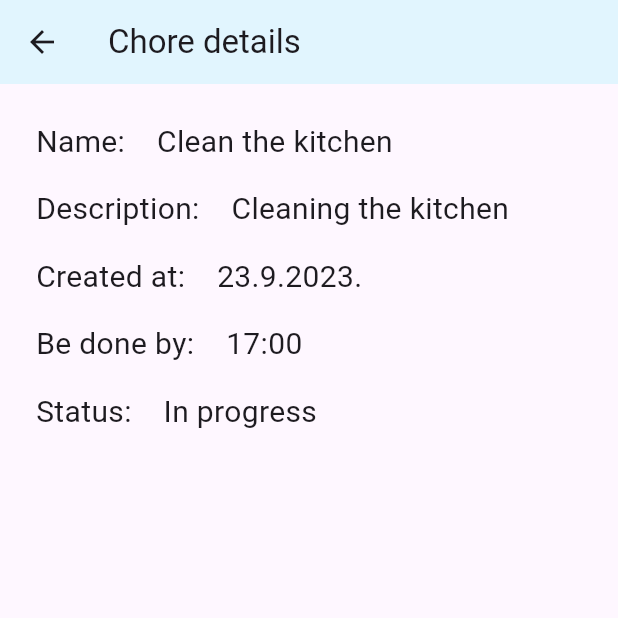
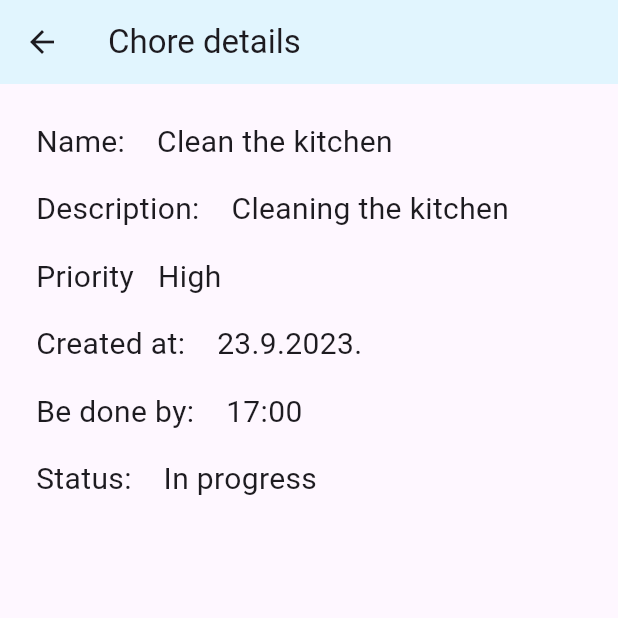
Before and after one commit to dominikdoric/house-work-app, a Flutter app: the screen it shows after launch, after a tap on "Clean the kitchen", on a phone screen of 412 x 824 dp, the top half of it. Run offline on Flutter 3.47's test engine with Material 2 defaults, Android fonts, the phone set to English and light mode, and no system bars; our stand-ins replace cloud_firestore, firebase_auth, firebase_core, flutter_bloc, freezed_annotation, get_it and 1 more; accounts and stored records are empty.

Commit message:
Added priority property to chore object

```diff
--- a/house_work_app/lib/betaServer/entities/choreMock/chore_mock.dart
+++ b/house_work_app/lib/betaServer/entities/choreMock/chore_mock.dart
@@ -4,6 +4,7 @@ class ChoreMock {
   final int id;
   final String name;
   final String description;
+  final String priority;
   final String createdAt;
   final String beDoneBy;
   final String status;
@@ -12,6 +13,7 @@ class ChoreMock {
     required this.id,
     required this.name,
     required this.description,
+    required this.priority,
     required this.createdAt,
     required this.beDoneBy,
     required this.status,
@@ -19,6 +21,7 @@ class ChoreMock {
 
   String get getName => name;
   String get getDescription => description;
+  String get getPriority => priority;
   String get getCreatedAt => createdAt;
   String get getBeDoneBy => beDoneBy;
   String get getStatus => status;
@@ -29,6 +32,7 @@ class ChoreMock {
         'Id: $id, '
         'Name: $name, '
         'Description: $description, '
+        'Priority: $priority, '
         'Created at: $createdAt, '
         'Be done by: $beDoneBy, '
         'Status: $status, ',
--- a/house_work_app/lib/betaServer/entities/choreMock/chore_mock_dummy_data.dart
+++ b/house_work_app/lib/betaServer/entities/choreMock/chore_mock_dummy_data.dart
@@ -4,6 +4,7 @@ final cleanTheKitchen = ChoreMock(
   id: 1,
   name: 'Clean the kitchen',
   description: 'Cleaning the kitchen',
+  priority: 'High',
   createdAt: '23.9.2023.',
   beDoneBy: '17:00',
   status: 'In progress',
@@ -13,6 +14,7 @@ final vacuumTheLivingRoom = ChoreMock(
   id: 2,
   name: 'Vacuum the living room',
   description: 'Vacuum the living room',
+  priority: 'Medium',
   createdAt: '23.9.2023.',
   beDoneBy: '17:00',
   status: 'In progress',
@@ -22,6 +24,7 @@ final takeOutTheTrash = ChoreMock(
   id: 3,
   name: 'Take out the trash',
   description: 'Take out the trash',
+  priority: 'Low',
   createdAt: '23.9.2023.',
   beDoneBy: '17:00',
   status: 'In progress',
@@ -31,6 +34,7 @@ final washTheDishes = ChoreMock(
   id: 4,
   name: 'Wash the dishes',
   description: 'Wash the dishes',
+  priority: 'None',
   createdAt: '23.9.2023.',
   beDoneBy: '17:00',
   status: 'In progress',
@@ -40,6 +44,7 @@ final sweepTheFloors = ChoreMock(
   id: 5,
   name: 'Sweep the floors',
   description: 'Sweep the floors',
+  priority: 'High',
   createdAt: '23.9.2023.',
   beDoneBy: '17:00',
   status: 'In progress',
@@ -49,6 +54,7 @@ final foldLaundry = ChoreMock(
   id: 6,
   name: 'Fold laundry',
   description: 'Fold laundry',
+  priority: 'Medium',
   createdAt: '23.9.2023.',
   beDoneBy: '17:00',
   status: 'In progress',
@@ -58,6 +64,7 @@ final mowTheLawn = ChoreMock(
   id: 7,
   name: 'Mow the lawn',
   description: 'Mow the lawn',
+  priority: 'Low',
   createdAt: '23.9.2023.',
   beDoneBy: '17:00',
   status: 'In progress',
@@ -67,6 +74,7 @@ final waterThePlants = ChoreMock(
   id: 8,
   name: 'Water the plants',
   description: 'Water the plants',
+  priority: 'None',
   createdAt: '23.9.2023.',
   beDoneBy: '17:00',
   status: 'In progress',
@@ -76,6 +84,7 @@ final dustTheShelves = ChoreMock(
   id: 9,
   name: 'Dust the shelves',
   description: 'Dust the shelves',
+  priority: 'High',
   createdAt: '23.9.2023.',
   beDoneBy: '17:00',
   status: 'In progress',
@@ -85,6 +94,7 @@ final cleanRoom = ChoreMock(
   id: 10,
   name: 'Clean the room',
   description: 'Cleaning the room',
+  priority: 'Medium',
   createdAt: '23.9.2023.',
   beDoneBy: '17:00',
   status: 'In progress',
@@ -94,6 +104,7 @@ final organizeTheCloset = ChoreMock(
   id: 11,
   name: 'Organize the closet',
   description: 'Organize the closet',
+  priority: 'Low',
   createdAt: '23.9.2023.',
   beDoneBy: '17:00',
   status: 'In progress',
@@ -103,6 +114,7 @@ final cleanTheBathroom = ChoreMock(
   id: 12,
   name: 'Clean the bathroom',
   description: 'Cleaning the bathroom',
+  priority: 'None',
   createdAt: '23.9.2023.',
   beDoneBy: '17:00',
   status: 'In progress',
@@ -112,6 +124,7 @@ final cookDinner = ChoreMock(
   id: 13,
   name: 'Cook dinner',
   description: 'Cook dinner',
+  priority: 'High',
   createdAt: '23.9.2023.',
   beDoneBy: '17:00',
   status: 'In progress',
@@ -121,6 +134,7 @@ final organizeTheLivingRoom = ChoreMock(
   id: 14,
   name: 'Organize the living room',
   description: 'Organize the living room',
+  priority: 'Medium',
   createdAt: '23.9.2023.',
   beDoneBy: '17:00',
   status: 'In progress',
--- a/house_work_app/lib/presentation/screens/choreDetailsScreen/chore_details_screen_view.dart
+++ b/house_work_app/lib/presentation/screens/choreDetailsScreen/chore_details_screen_view.dart
@@ -24,6 +24,10 @@ class ChoreDetailsScreenView extends StatelessWidget {
               value: choreDetails.description,
             ),
             ChoreDetailsSingleRow(
+              label: Strings.priority,
+              value: choreDetails.priority,
+            ),
+            ChoreDetailsSingleRow(
               label: Strings.createdAt,
               value: choreDetails.createdAt,
             ),
--- a/house_work_app/lib/util/strings.dart
+++ b/house_work_app/lib/util/strings.dart
@@ -54,6 +54,7 @@ class Strings {
   // Chore details properties
   static const name = 'Name: ';
   static const description = 'Description: ';
+  static const priority = 'Priority';
   static const createdAt = 'Created at: ';
   static const beDoneBy = 'Be done by: ';
   static const status = 'Status: ';
```
